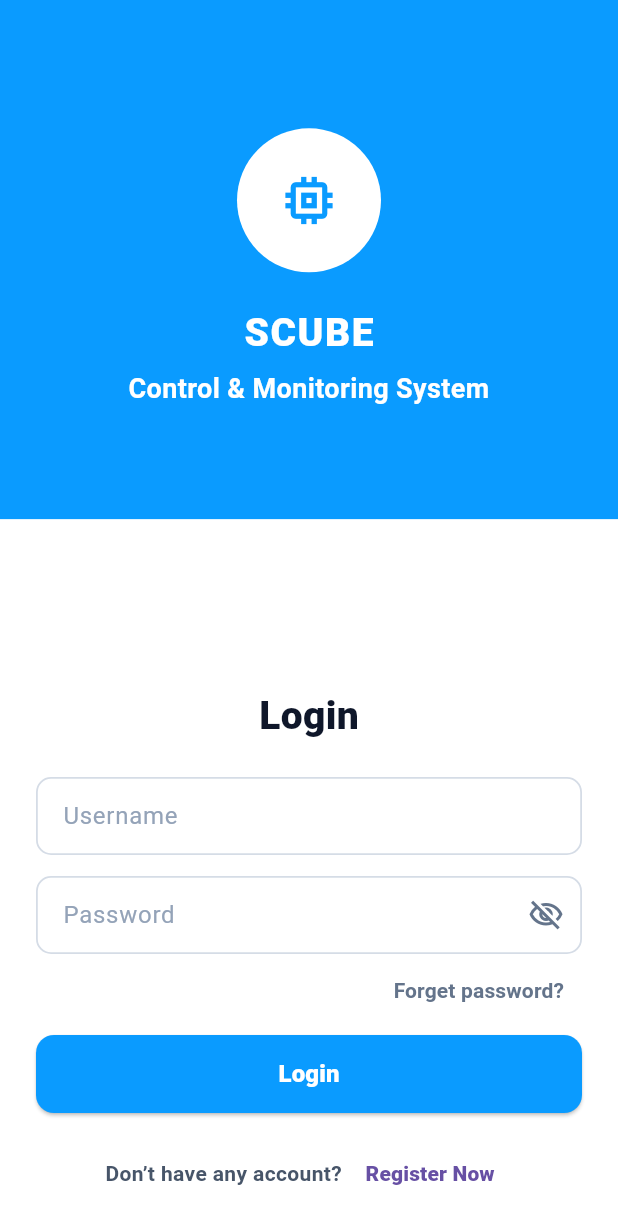
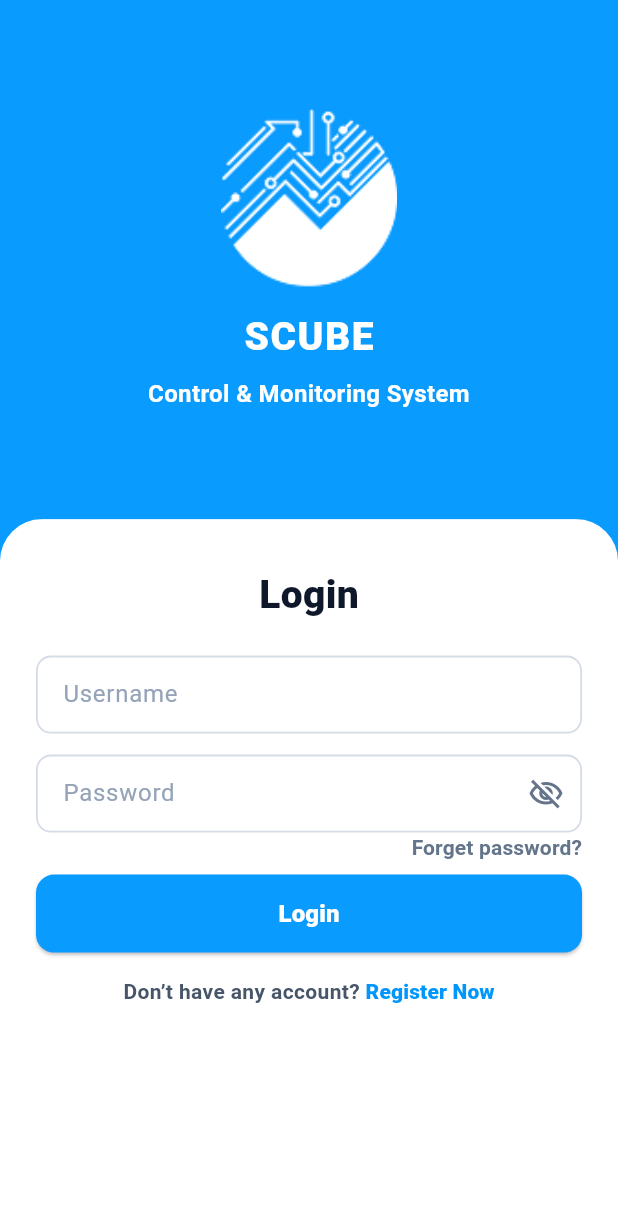
Before and after one commit to abusayed310278/scube, a Flutter app: the screen it shows after launch, on a phone screen of 412 x 824 dp. Shown: the top 1224 px of the screen. Run offline on Flutter 3.47's test engine with Material 3 defaults, Android fonts, the phone set to English and light mode, and no system bars; our stand-ins replace dartz, dio, flutter_secure_storage, image_picker, socket_io_client.

Commit message:
login fix

```diff
--- a/lib/module/auth/ui/view/login_view.dart
+++ b/lib/module/auth/ui/view/login_view.dart
@@ -1,5 +1,5 @@
 import 'package:flutter/material.dart';
-
+import '../../../../core/constants/assets.dart';
 import '../../../Dashboard/ui/view/dashboard/dashboard_screen.dart';
 
 class LoginScreen extends StatefulWidget {
@@ -27,6 +27,7 @@ class _LoginScreenState extends State<LoginScreen> {
 
     final size = MediaQuery.of(context).size;
     final headerHeight = size.height * 0.42;
+    final bottomInset = MediaQuery.of(context).padding.bottom;
 
     OutlineInputBorder border(Color c) => OutlineInputBorder(
       borderRadius: BorderRadius.circular(10),
@@ -34,100 +35,76 @@ class _LoginScreenState extends State<LoginScreen> {
     );
 
     return Scaffold(
-      backgroundColor: Colors.white, // ✅ IMPORTANT: bottom corners stay white
+      backgroundColor: primaryBlue,
       body: Stack(
         children: [
-          // ✅ Paint ONLY the header area blue (not the full screen)
+          // Header (logo + text) - SafeArea only for TOP
           Positioned(
             left: 0,
             right: 0,
             top: 0,
             height: headerHeight,
-            child: Container(color: primaryBlue),
-          ),
-
-          SafeArea(
-            top: true,
-            bottom: false, // ✅ allow white to extend behind system nav
-            child: Stack(
-              children: [
-                // Header content
-                Container(
-                  height: headerHeight,
-                  width: double.infinity,
-                  padding: const EdgeInsets.symmetric(horizontal: 24, vertical: 22),
+            child: SafeArea(
+              bottom: false,
+              child: Padding(
+                padding: const EdgeInsets.symmetric(horizontal: 24),
                 child: Column(
                   mainAxisAlignment: MainAxisAlignment.center,
                   children: [
-                      SizedBox(
+                    Image.asset(
+                      Assets.appLogo,
+                      width: 120,
                       height: 120,
-                        child: Stack(
-                          alignment: Alignment.center,
-                          children: [
-                            Container(
-                              width: 96,
-                              height: 96,
-                              decoration: const BoxDecoration(
-                                color: Colors.white,
-                                shape: BoxShape.circle,
+                      fit: BoxFit.contain,
                     ),
-                              child: const Center(
-                                child: Icon(Icons.memory, size: 42, color: primaryBlue),
-                              ),
-                            ),
-                          ],
-                        ),
-                      ),
-                      const SizedBox(height: 10),
+                    const SizedBox(height: 14),
                     const Text(
                       'SCUBE',
                       style: TextStyle(
                         color: Colors.white,
                         fontSize: 26,
-                          fontWeight: FontWeight.w800,
+                        fontWeight: FontWeight.w900,
                         letterSpacing: 1,
                       ),
                     ),
-                      const SizedBox(height: 6),
+                    const SizedBox(height: 8),
                     const Text(
                       'Control & Monitoring System',
                       textAlign: TextAlign.center,
                       style: TextStyle(
                         color: Colors.white,
-                          fontSize: 18,
+                        fontSize: 16,
                         fontWeight: FontWeight.w700,
                       ),
                     ),
                   ],
                 ),
               ),
+            ),
+          ),
 
-                // Bottom white card
-                Align(
-                  alignment: Alignment.bottomCenter,
-                  child: Container(
-                    width: double.infinity,
-                    decoration: const BoxDecoration(
+          // White sheet fills bottom (no blue strip)
+          Positioned(
+            left: 0,
+            right: 0,
+            top: headerHeight,
+            bottom: -bottomInset, //  extend into gesture/nav area
+            child: ClipRRect(
+              borderRadius: const BorderRadius.vertical(top: Radius.circular(28)),
+              child: Material(
                 color: Colors.white,
-                      borderRadius: BorderRadius.vertical(top: Radius.circular(32)),
-                    ),
                 child: SingleChildScrollView(
-                      padding: EdgeInsets.fromLTRB(
-                        24,
-                        26,
-                        24,
-                        18 + MediaQuery.of(context).padding.bottom, // ✅ safe bottom
-                      ),
+                  padding: EdgeInsets.fromLTRB(24, 26, 24, 24 + bottomInset),
                   child: Column(
                     crossAxisAlignment: CrossAxisAlignment.stretch,
                     children: [
-                          const SizedBox(height: 4),
+                      const SizedBox(height: 6),
                       const Center(
                         child: Text(
                           'Login',
                           style: TextStyle(
                             fontSize: 26,
-                                fontWeight: FontWeight.w800,
+                            fontWeight: FontWeight.w900,
                             color: Color(0xFF0F172A),
                           ),
                         ),
@@ -139,7 +116,8 @@ class _LoginScreenState extends State<LoginScreen> {
                         decoration: InputDecoration(
                           hintText: 'Username',
                           hintStyle: const TextStyle(color: Color(0xFF94A3B8)),
-                              contentPadding: const EdgeInsets.symmetric(horizontal: 14, vertical: 14),
+                          contentPadding:
+                          const EdgeInsets.symmetric(horizontal: 14, vertical: 14),
                           enabledBorder: border(const Color(0xFFD5DCE6)),
                           focusedBorder: border(primaryBlue),
                         ),
@@ -152,13 +130,16 @@ class _LoginScreenState extends State<LoginScreen> {
                         decoration: InputDecoration(
                           hintText: 'Password',
                           hintStyle: const TextStyle(color: Color(0xFF94A3B8)),
-                              contentPadding: const EdgeInsets.symmetric(horizontal: 14, vertical: 14),
+                          contentPadding:
+                          const EdgeInsets.symmetric(horizontal: 14, vertical: 14),
                           enabledBorder: border(const Color(0xFFD5DCE6)),
                           focusedBorder: border(primaryBlue),
                           suffixIcon: IconButton(
                             onPressed: () => setState(() => _obscure = !_obscure),
                             icon: Icon(
-                                  _obscure ? Icons.visibility_off_outlined : Icons.visibility_outlined,
+                              _obscure
+                                  ? Icons.visibility_off_outlined
+                                  : Icons.visibility_outlined,
                               color: const Color(0xFF64748B),
                             ),
                           ),
@@ -168,6 +149,11 @@ class _LoginScreenState extends State<LoginScreen> {
                       Align(
                         alignment: Alignment.centerRight,
                         child: TextButton(
+                          style: TextButton.styleFrom(
+                            padding: EdgeInsets.zero,
+                            minimumSize: const Size(0, 0),
+                            tapTargetSize: MaterialTapTargetSize.shrinkWrap,
+                          ),
                           onPressed: () {},
                           child: const Text(
                             'Forget password?',
@@ -179,18 +165,18 @@ class _LoginScreenState extends State<LoginScreen> {
                         ),
                       ),
 
-                          const SizedBox(height: 6),
+                      const SizedBox(height: 8),
 
                       SizedBox(
                         height: 52,
                         child: ElevatedButton(
                           onPressed: () {
-
                             Navigator.pushReplacement(
                               context,
-                                  MaterialPageRoute(builder: (_) => const DashboardScreen()),
+                              MaterialPageRoute(
+                                builder: (_) => const DashboardScreen(),
+                              ),
                             );
-
                           },
                           style: ElevatedButton.styleFrom(
                             backgroundColor: primaryBlue,
@@ -201,7 +187,7 @@ class _LoginScreenState extends State<LoginScreen> {
                           ),
                           child: const Text(
                             'Login',
-                                style: TextStyle(fontSize: 16, fontWeight: FontWeight.w800),
+                            style: TextStyle(fontSize: 16, fontWeight: FontWeight.w900),
                           ),
                         ),
                       ),
@@ -210,6 +196,8 @@ class _LoginScreenState extends State<LoginScreen> {
 
                       Row(
                         mainAxisAlignment: MainAxisAlignment.center,
+                        crossAxisAlignment: CrossAxisAlignment.baseline,
+                        textBaseline: TextBaseline.alphabetic,
                         children: [
                           const Text(
                             "Don’t have any account? ",
@@ -219,10 +207,18 @@ class _LoginScreenState extends State<LoginScreen> {
                             ),
                           ),
                           TextButton(
+                            style: TextButton.styleFrom(
+                              padding: EdgeInsets.zero,
+                              minimumSize: Size.zero,
+                              tapTargetSize: MaterialTapTargetSize.shrinkWrap,
+                            ),
                             onPressed: () {},
                             child: const Text(
                               'Register Now',
-                                  style: TextStyle(fontWeight: FontWeight.w800),
+                              style: TextStyle(
+                                fontWeight: FontWeight.w900,
+                                color: Color(0xFF0096FC),
+                              ),
                             ),
                           ),
                         ],
@@ -232,8 +228,6 @@ class _LoginScreenState extends State<LoginScreen> {
                 ),
               ),
             ),
-              ],
-            ),
           ),
         ],
       ),
--- a/pubspec.yaml
+++ b/pubspec.yaml
@@ -73,6 +73,7 @@ flutter:
   assets:
      - assets/image/
      - assets/icon/
+     - assets/logo.png
 
   # An image asset can refer to one or more resolution-specific "variants", see
   # https://flutter.dev/to/resolution-aware-images
```
Lines whose indentation alone changed are shown as unchanged.
